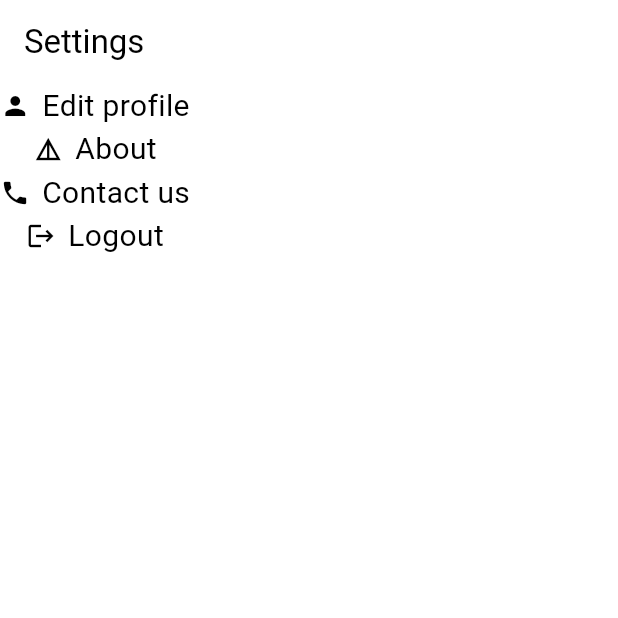
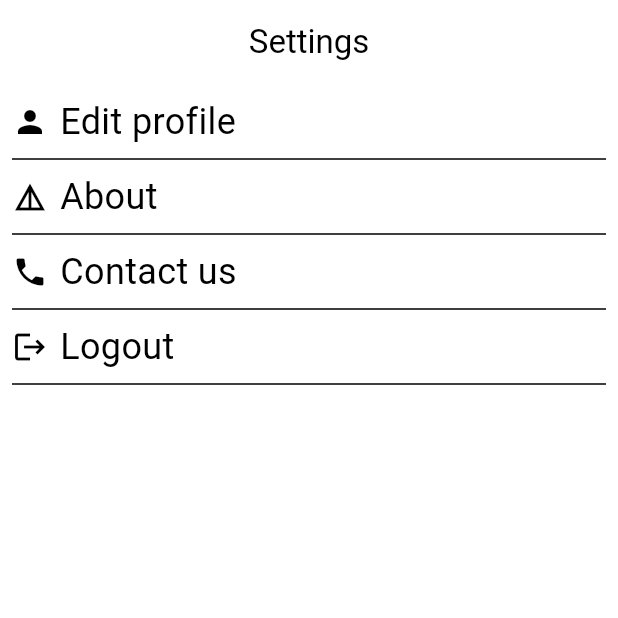
Before and after one commit to Ahmadu-Suleiman/CASE, a Flutter app: the SettingsPage screen opened by its route, on a phone screen of 412 x 824 dp, the top half of it. Run offline on Flutter 3.47's test engine with Material 3 defaults, Android fonts, the phone set to English and light mode, and no system bars; our stand-ins replace audioplayers, cached_network_image, cloud_firestore, file_picker, firebase_auth, firebase_core and 15 more; missing offline and left inert: country_flags, linear_progress_bar, video_thumbnail; accounts and stored records are empty.

Commit message:
improved drawer pages

```diff
--- a/lib/custom_widgets/settings_widget.dart
+++ b/lib/custom_widgets/settings_widget.dart
@@ -2,17 +2,13 @@ import 'package:flutter/material.dart';
 
 class SettingsWidget extends StatelessWidget {
   final IconData icon;
-  final double iconSize;
   final String text;
-  final double fontSize;
   final Function onPressed;
 
   const SettingsWidget(
       {super.key,
       required this.icon,
-      required this.iconSize,
       required this.text,
-      required this.fontSize,
       required this.onPressed});
 
   @override
@@ -23,13 +19,13 @@ class SettingsWidget extends StatelessWidget {
           mainAxisSize: MainAxisSize.min,
           mainAxisAlignment: MainAxisAlignment.center,
           children: <Widget>[
-            Icon(icon, size: iconSize),
+            Icon(icon, size: 24),
             const SizedBox(width: 8),
             Flexible(
                 child: Text(text,
                     overflow: TextOverflow.ellipsis,
                     maxLines: 1,
-                    style: TextStyle(fontSize: fontSize)))
+                    style: const TextStyle(fontSize: 24)))
           ]),
     );
   }
--- a/lib/models/case_record.dart
+++ b/lib/models/case_record.dart
@@ -3,17 +3,17 @@ import 'package:case_be_heard/models/video.dart';
 import 'package:cloud_firestore/cloud_firestore.dart';
 
 class CaseRecord {
-  late String id;
+  String id = '';
   Timestamp dateCreated = Timestamp.now();
-  late String uidMember;
+  String uidMember = '';
   String title = '', details = '', summary = '', type, progress, mainImage = '';
-  late CommunityMember member;
-  late GeoPoint location;
-  late List<String> photos, audios, links;
-  late List<Video> videos;
-  late List<String> viewIds, readIds;
-  late String communityId;
-  late int commentCount;
+  CommunityMember member = CommunityMember.empty();
+  GeoPoint location;
+  List<String> photos, audios, links;
+  List<Video> videos = [];
+  List<String> viewIds = [], readIds = [];
+  String communityId = '';
+  int commentCount = 0;
 
   CaseRecord(
       {required this.id,
--- a/lib/pages/case_pages/case_play_video.dart
+++ b/lib/pages/case_pages/case_play_video.dart
@@ -22,7 +22,6 @@ class _CaseVideoPlayerState extends State<CaseVideoPlayer> {
         setState(() {});
       });
       _controller!.initialize().then((_) {
-        // Ensure the first frame is shown after the video is initialized.
         _controller!.play();
         setState(() {});
       });
--- a/lib/pages/drawer_pages.dart/bookmark_page.dart
+++ b/lib/pages/drawer_pages.dart/bookmark_page.dart
@@ -38,7 +38,8 @@ class _BookmarkWidgetState extends State<BookmarkWidget>
     CommunityMember member = context.watch<CommunityMember>();
     return Scaffold(
         appBar: AppBar(
-            title: const Text('Bookmark'),
+            title: const Text('Bookmarks'),
+            centerTitle: true,
             bottom: TabBar(
                 controller: _tabController,
                 tabs: const [Tab(text: 'Cases'), Tab(text: 'Petitions')])),
--- a/lib/pages/drawer_pages.dart/case_catalog.dart
+++ b/lib/pages/drawer_pages.dart/case_catalog.dart
@@ -64,11 +64,7 @@ class _CaseCatalogState extends State<CaseCatalog> with WidgetsBindingObserver {
             address = snapshot.data!;
             return Scaffold(
                 appBar: AppBar(
-                  title: const Image(
-                    height: 80,
-                    width: 80,
-                    image: AssetImage('assets/case_logo_main.ico'),
-                  ),
+                  title: const Text('Case catalog'),
                   centerTitle: true,
                 ),
                 body: RefreshIndicator(
--- a/lib/pages/drawer_pages.dart/settings.dart
+++ b/lib/pages/drawer_pages.dart/settings.dart
@@ -11,36 +11,32 @@ class SettingsPage extends StatelessWidget {
   @override
   Widget build(BuildContext context) {
     return Scaffold(
-      appBar: AppBar(title: const Text('Settings')),
-      body: Column(
-        children: [
+        appBar: AppBar(title: const Text('Settings'), centerTitle: true),
+        body: Padding(
+            padding: const EdgeInsets.all(8.0),
+            child:
+                Column(crossAxisAlignment: CrossAxisAlignment.start, children: [
               SettingsWidget(
                   icon: Icons.person,
-              iconSize: 20,
                   text: 'Edit profile',
-              fontSize: 20,
                   onPressed: () => context.push(Routes.editMemberProfile)),
+              const Divider(),
               SettingsWidget(
                   icon: Icons.details,
-              iconSize: 20,
                   text: 'About',
-              fontSize: 20,
                   onPressed: () => context.push(Routes.editMemberProfile)),
+              const Divider(),
               SettingsWidget(
                   icon: Icons.phone,
-              iconSize: 20,
                   text: 'Contact us',
-              fontSize: 20,
                   onPressed: () =>
                       Utility.openEmailApp(context, 'ahmadumeta4.1@gmail.com')),
+              const Divider(),
               SettingsWidget(
                   icon: Icons.logout,
-              iconSize: 20,
                   text: 'Logout',
-              fontSize: 20,
                   onPressed: () => AuthService.signOut()),
-        ],
-      ),
-    );
+              const Divider()
+            ])));
   }
 }
--- a/lib/pages/feedback/signatories_page.dart
+++ b/lib/pages/feedback/signatories_page.dart
@@ -38,10 +38,9 @@ class _CaseReadsState extends State<SignatoriesWidget> {
     return isLoading
         ? const Loading()
         : Scaffold(
+            appBar: AppBar(
+                title: const Text('Signed by', style: TextStyle(fontSize: 25))),
             body: ListView(children: [
-            const Text('Reads',
-                style: TextStyle(fontSize: 35, fontWeight: FontWeight.bold)),
-            const SizedBox(height: 20),
               ListView.builder(
                   padding: const EdgeInsets.all(8),
                   shrinkWrap: true,
```
Also changed, not shown: lib/custom_widgets/empty.dart (deleted, +0 -17 lines), lib/custom_widgets/petition_card.dart (+21 -33 lines), lib/custom_widgets/petition_card_edit.dart (+15 -26 lines), lib/pages/case_pages/edit_case.dart (+82 -118 lines), lib/pages/drawer_pages.dart/communities_page.dart (+2 -7 lines), lib/pages/drawer_pages.dart/petitions_page.dart (+10 -2 lines). Lines whose indentation alone changed are shown as unchanged.
